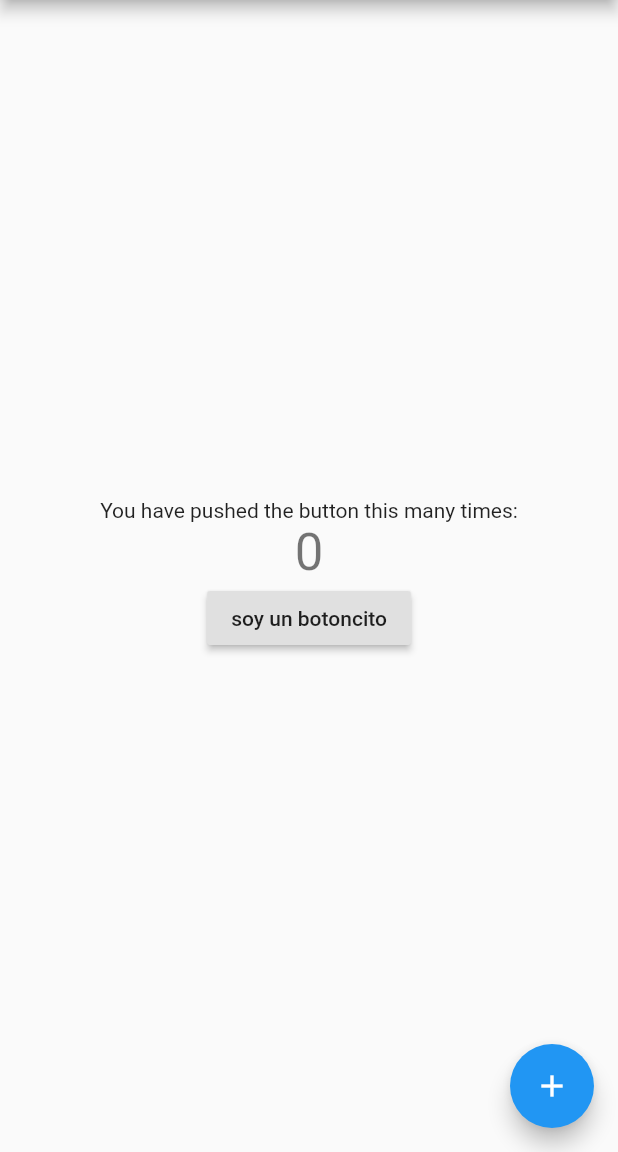
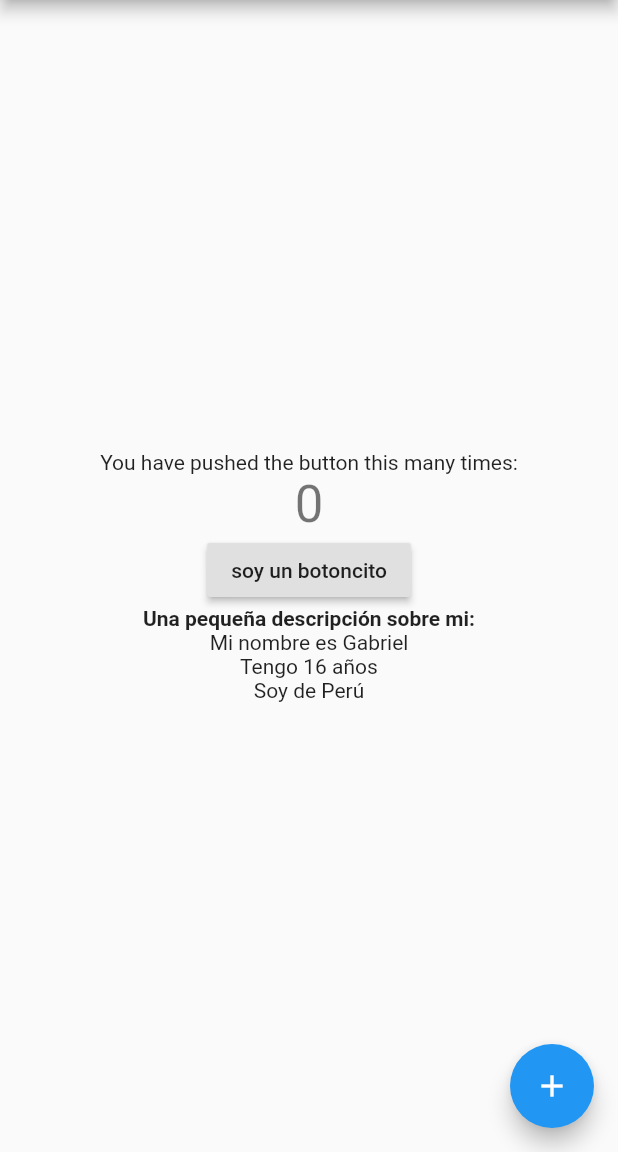
Before and after one commit to Jumpbotron/beta, a Flutter app: the screen it shows after launch, on a phone screen of 412 x 824 dp, the part 84-1236 px from its top. Run offline on Flutter 3.47's test engine with Material 2 defaults, Android fonts, the phone set to English and light mode, and no system bars.

Commit message:
Agrege una descripción

```diff
--- a/lib/main.dart
+++ b/lib/main.dart
@@ -53,7 +53,18 @@ class _MyHomePageState extends State<MyHomePage> {
               '$_counter',
               style: Theme.of(context).textTheme.headline4,
             ),
-            RaisedButton(onPressed: () {}, child: Text("soy un botoncito"))
+            RaisedButton(onPressed: () {}, child: Text("soy un botoncito")),
+            Column(
+              children: [
+                Text(
+                  "Una pequeña descripción sobre mi:",
+                  style: TextStyle(fontWeight: FontWeight.bold),
+                ),
+                Text("Mi nombre es Gabriel"),
+                Text("Tengo 16 años"),
+                Text("Soy de Perú")
+              ],
+            )
           ],
         ),
       ),
```
